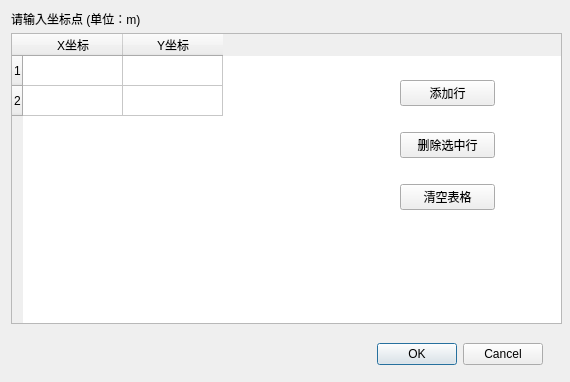
asygu986/LAMIPS, file coord_dialog.ui: the form before one commit.
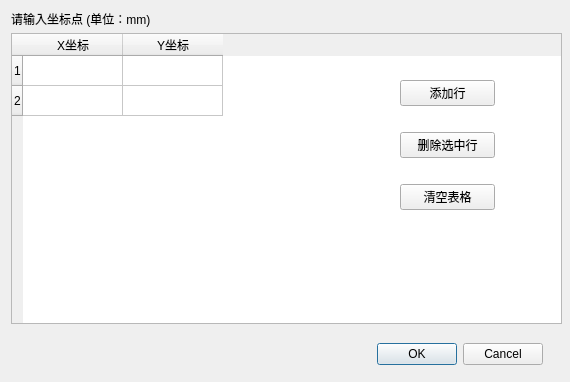
The form after the commit.

Patch:
```diff
--- a/coord_dialog.ui
+++ b/coord_dialog.ui
@@ -78,7 +78,7 @@
     </rect>
    </property>
    <property name="text">
-    <string>请输入坐标点 (单位：m)</string>
+    <string>请输入坐标点 (单位：mm)</string>
    </property>
   </widget>
   <widget class="QWidget" name="layoutWidget">
```
